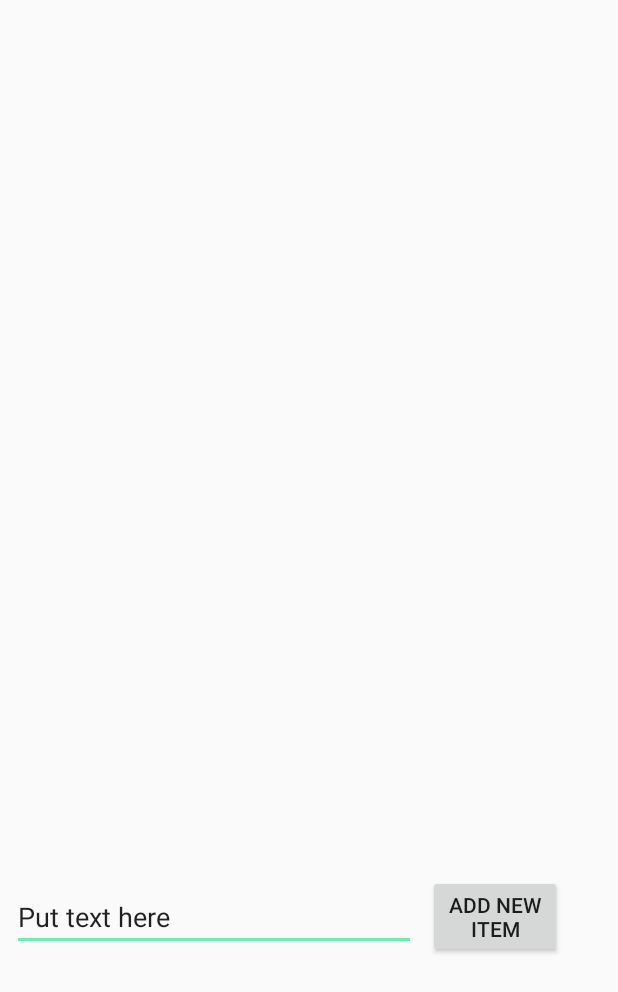
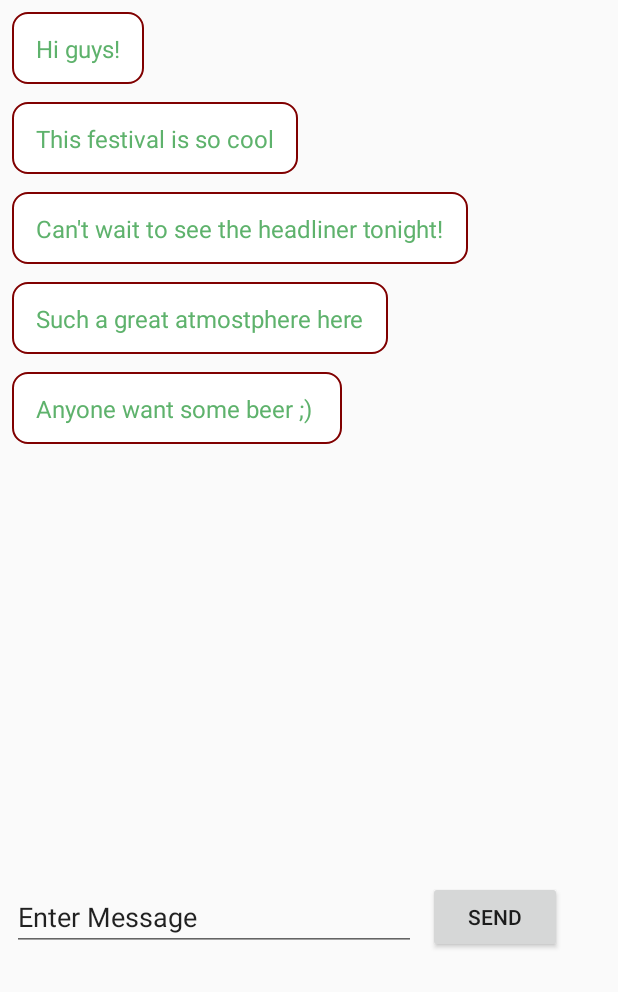
Before and after one commit to 2136280m/MapChat, an Android app: the IndividualChat screen opened directly, with no data from a screen before it, on a phone screen of 412 x 824 dp. Shown: the top 992 px of the screen. Run offline under Robolectric (Android 15) with nearby library versions, the phone set to English and light mode, and no system bars; libraries missing offline, so code that uses them is left out: com.google.cloud.translate.

Commit message:
Made individual chat, easily the worst thing I've ever done

```diff
--- a/app/src/main/java/com/example/alex/MapChat/ImageAdapter.java
+++ b/app/src/main/java/com/example/alex/MapChat/ImageAdapter.java
@@ -17,7 +17,6 @@ public class ImageAdapter extends BaseAdapter {
 
     // references to our images
     private ImageWithUrl[] mImageIds = {
-            new ImageWithUrl(R.drawable.united_kingdom_square_icon_640, "LoginActivity"),
             new ImageWithUrl(R.drawable.united_kingdom_square_icon_640, "LoginActivity"),
             new ImageWithUrl(R.drawable.american_samoa_square_icon_640,"LoginActivity"),
             new ImageWithUrl(R.drawable.afghanistan_square_icon_640, "LoginActivity"),
--- a/app/src/main/java/com/example/alex/MapChat/IndividualChat.java
+++ b/app/src/main/java/com/example/alex/MapChat/IndividualChat.java
@@ -11,6 +11,7 @@ import android.widget.AdapterView;
 import android.widget.ArrayAdapter;
 import android.widget.Button;
 import android.widget.EditText;
+import android.widget.AdapterView;
 import android.widget.ListView;
 import android.widget.TextView;
 
@@ -38,23 +39,43 @@ public class IndividualChat extends ListActivity {
     //LIST OF ARRAY STRINGS WHICH WILL SERVE AS LIST ITEMS
     ArrayList<String> listItems=new ArrayList<String>();
 
+
+    //ArrayList of messages created
+    //AllMessages returnsArrayNeeded = new AllMessages();
+    //ArrayList<IndividualMessage> arrayNeeded = returnsArrayNeeded.getAllMessagesArray();
+    //arrayNeeded not has the arraylist we need for the rest of this
+
     //DEFINING A STRING ADAPTER WHICH WILL HANDLE THE DATA OF THE LISTVIEW
     ArrayAdapter<String> adapter;
+    //final MessageAdapter messageAdapter = new MessageAdapter(this);
     EditText inputText;
 
     @Override
     public void onCreate(Bundle savedInstanceState) {
+
+        listItems.add("Hi guys!");
+        listItems.add("This festival is so cool");
+        listItems.add("Can't wait to see the headliner tonight!");
+        listItems.add("Such a great atmostphere here");
+        listItems.add("Anyone want some beer ;) ");
+
         super.onCreate(savedInstanceState);
         setContentView(R.layout.individual_chat);
         inputText = (EditText) findViewById(R.id.inputText);
         adapter=new ArrayAdapter<String>(this,R.layout.message_layout,listItems);
         setListAdapter(adapter);
+
+        //setListAdapter(messageAdapter);
+
     }
 
     //METHOD WHICH WILL HANDLE DYNAMIC INSERTION
     public void addItems(View v) {
-        listItems.add(inputText.getText().toString());
+        String translated = Translator.translate((inputText.getText().toString()),"fr","en");
+        listItems.add(translated);
         adapter.notifyDataSetChanged();
+        //AllMessages.allMessagesArray.add(new IndividualMessage(0,inputText.getText().toString(), "en"));
+        //messageAdapter.notifyDataSetChanged();
     }
 }
 
--- a/app/src/main/res/layout/individual_chat.xml
+++ b/app/src/main/res/layout/individual_chat.xml
@@ -15,7 +15,7 @@
         android:layout_marginStart="8dp"
         android:layout_marginTop="8dp"
         android:onClick="addItems"
-        android:text="Add New Item"
+        android:text="@string/send"
         app:layout_constraintBottom_toBottomOf="parent"
         app:layout_constraintStart_toEndOf="@+id/inputText"
         app:layout_constraintTop_toBottomOf="@android:id/list" />
@@ -27,7 +27,7 @@
         android:layout_marginBottom="8dp"
         android:layout_marginStart="8dp"
         android:layout_marginTop="8dp"
-        android:text="Put text here"
+        android:text="@string/enter_message"
         app:layout_constraintBottom_toBottomOf="parent"
         app:layout_constraintStart_toStartOf="parent"
         app:layout_constraintTop_toBottomOf="@android:id/list" />
--- a/app/src/main/res/layout/message_layout.xml
+++ b/app/src/main/res/layout/message_layout.xml
@@ -23,4 +23,4 @@
     android:paddingEnd="?android:attr/listPreferredItemPaddingEnd"
     android:minHeight="?android:attr/listPreferredItemHeightSmall"
     android:background="@drawable/rounded_corner"
-    android:shadowColor="#00FF00"/>
+    android:textColor="#5eb26c"/>
--- a/app/src/main/res/values/strings.xml
+++ b/app/src/main/res/values/strings.xml
@@ -26,4 +26,8 @@
     <!-- String related to Create Hotspot -->
     <string name="ownerSpinner">You</string>
 
+    <!-- String related to individual chat -->
+    <string name="send">Send</string>
+    <string name="enter_message">Enter Message</string>
+
 </resources>
```
Also changed, not shown: app/src/main/java/com/example/alex/MapChat/AllMessages.java (+26 -0 lines), app/src/main/java/com/example/alex/MapChat/MessageAdapter.java (added, +54 -0 lines).
